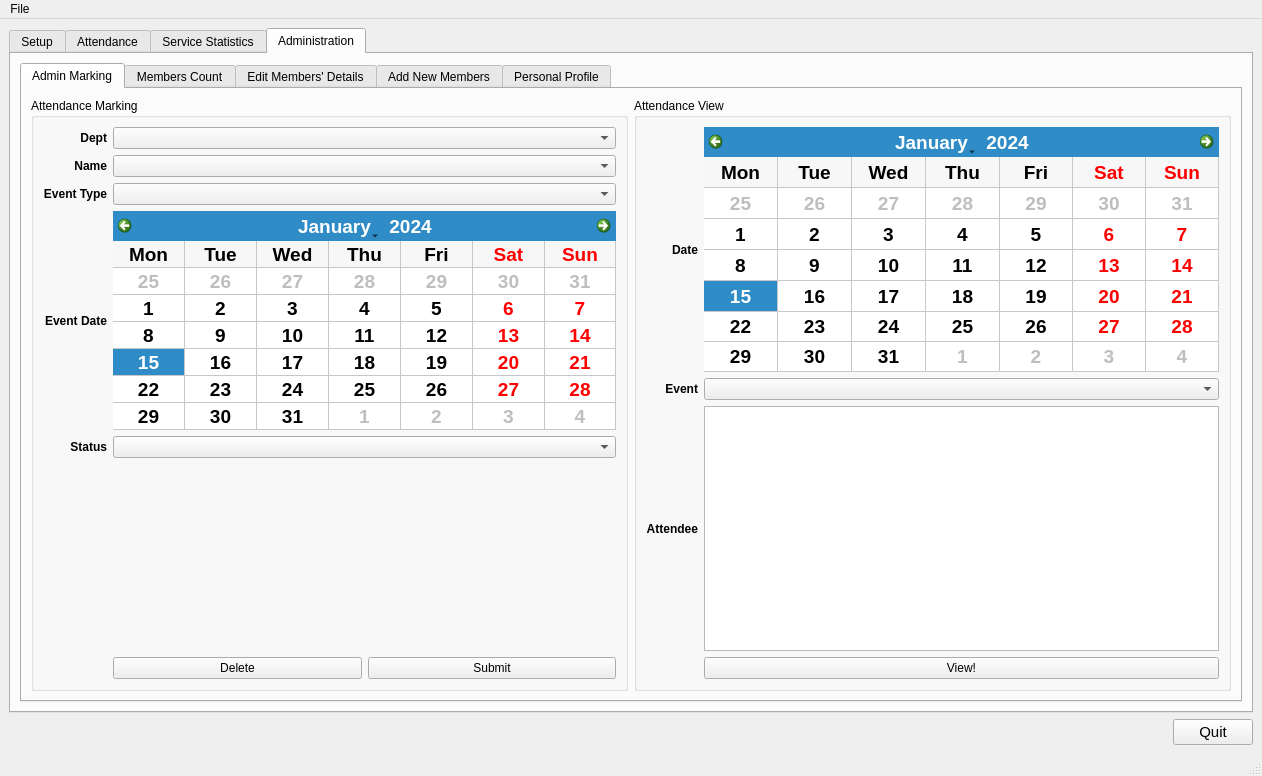
The window that tabbed.ui (dnth/AttTracker-pyside) describes before a commit, drawn with Qt 5.
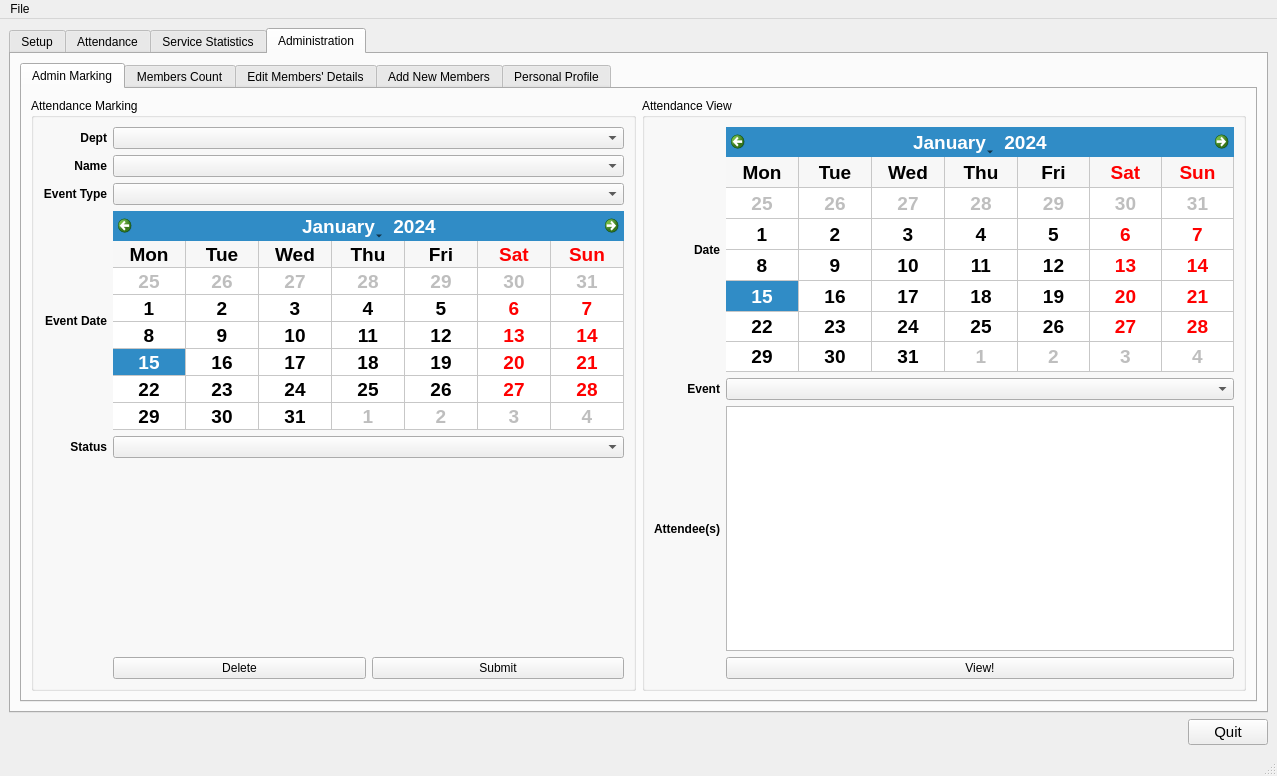
The same window after the commit. Icons and pictures are not drawn. Custom widgets are drawn as their Qt base class.

Patch:
```diff
--- a/tabbed.ui
+++ b/tabbed.ui
@@ -6,7 +6,7 @@
    <rect>
     <x>0</x>
     <y>0</y>
-    <width>1262</width>
+    <width>1277</width>
     <height>776</height>
    </rect>
   </property>
@@ -1265,7 +1265,7 @@
                   </font>
                  </property>
                  <property name="text">
-                  <string>Attendee</string>
+                  <string>Attendee(s)</string>
                  </property>
                  <property name="alignment">
                   <set>Qt::AlignRight|Qt::AlignTrailing|Qt::AlignVCenter</set>
@@ -1791,7 +1791,7 @@
     <rect>
      <x>0</x>
      <y>0</y>
-     <width>1262</width>
+     <width>1277</width>
      <height>25</height>
     </rect>
    </property>
```
Left out of the diff: 156 changed lines with no effect on the pictures.
